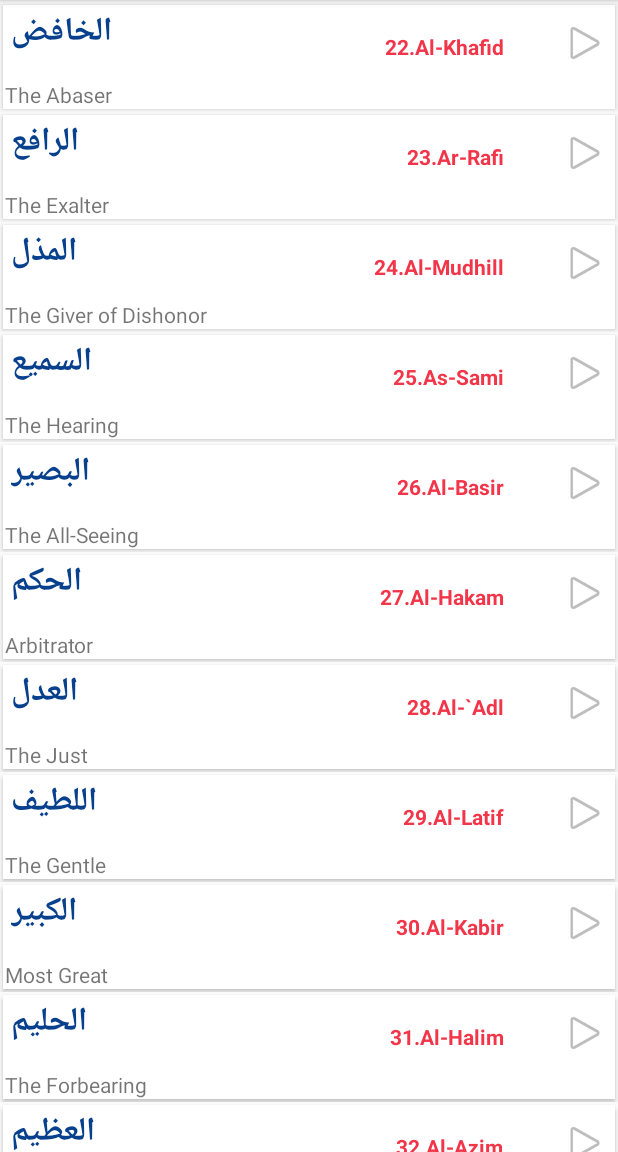
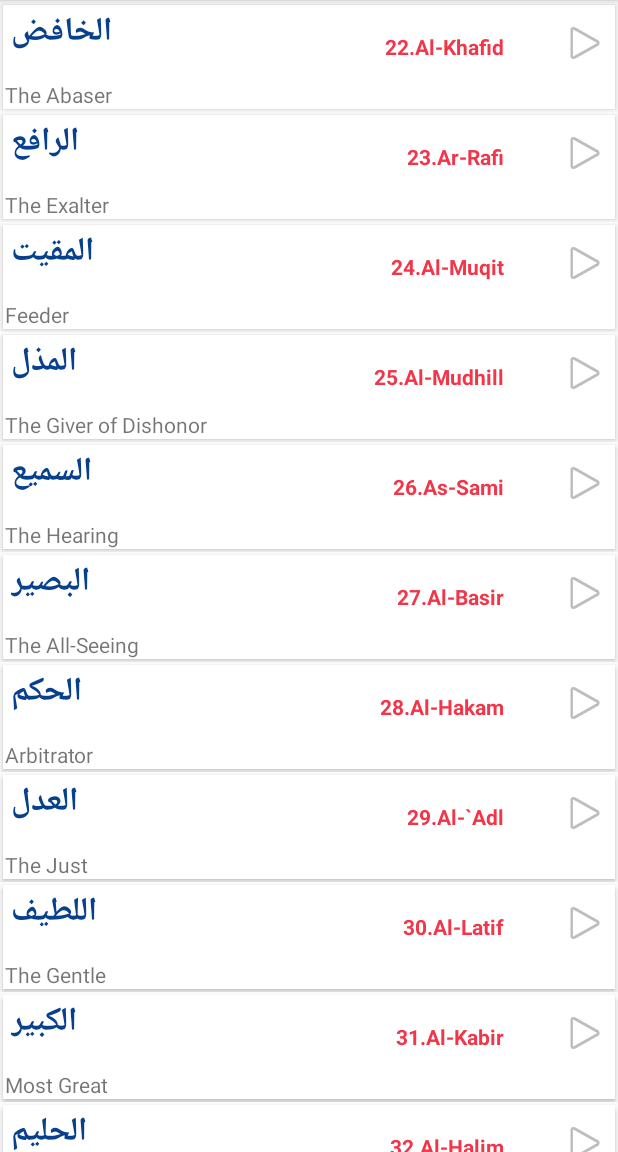
Before and after one commit to MohammedAbidNafi/99-Names-of-Allah, an Android app: the screen it shows after launch (MainActivity), scrolled down 1612 dp, on a phone screen of 412 x 824 dp, the part 84-1236 px from its top. Run offline under Robolectric (Android 15) with nearby library versions, the phone set to English and light mode, and no system bars; our stand-ins replace AdMob.

Commit message:
Fixed the order of the names Fixed the meaning of Al-Akhir Added one missing name Al-Ahad

```diff
--- a/app/src/main/java/com/margsapp/namesofallah/MainActivity.java
+++ b/app/src/main/java/com/margsapp/namesofallah/MainActivity.java
@@ -44,7 +44,7 @@ public class MainActivity extends AppCompatActivity {
         recyclerView.setLayoutManager(mLayoutManager);
         recyclerView.setItemAnimator(new DefaultItemAnimator());
         ArrayList<NameModel> arrayList=new ArrayList<NameModel>();
-        arrayList.add(new NameModel("الله","‌","The almighty","1.Allah",R.raw.allah));
+        arrayList.add(new NameModel("الله","‌","The almighty","Allah",R.raw.allah));
         arrayList.add(new NameModel("الرحمن ","","The Most or Entirely Merciful","1.Ar-Rahman",R.raw.rahman));
         arrayList.add(new NameModel("الرحيم","","The Most Merciful","2.Ar-Rahim",R.raw.rahim));
         arrayList.add(new NameModel("الملك","","The King","3.Al-Malik",R.raw.malik));
@@ -68,58 +68,83 @@ public class MainActivity extends AppCompatActivity {
         arrayList.add(new NameModel("الباسط","","Generous Provider","21.Al-Basit",R.raw.basit));
         arrayList.add(new NameModel("الخافض","","The Abaser","22.Al-Khafid",R.raw.khafid));
         arrayList.add(new NameModel("الرافع","","The Exalter","23.Ar-Rafi",R.raw.rafi));
-        arrayList.add(new NameModel("المذل","","The Giver of Dishonor","24.Al-Mudhill",R.raw.mudhill));
-        arrayList.add(new NameModel("السميع","","The Hearing","25.As-Sami",R.raw.sami));
-        arrayList.add(new NameModel("البصير","","The All-Seeing","26.Al-Basir",R.raw.basir));
-        arrayList.add(new NameModel("الحكم","","Arbitrator","27.Al-Hakam",R.raw.hakam));
-        arrayList.add(new NameModel("العدل","","The Just","28.Al-`Adl",R.raw.adl));
-        arrayList.add(new NameModel("اللطيف","","The Gentle","29.Al-Latif",R.raw.latif));
-        arrayList.add(new NameModel("الكبير","","Most Great","30.Al-Kabir",R.raw.kabir));
-        arrayList.add(new NameModel("الحليم","","The Forbearing","31.Al-Halim",R.raw.halim));
-        arrayList.add(new NameModel("العظيم","","Most Supreme","32.Al-Azim",R.raw.azim));
-        arrayList.add(new NameModel("الغفور","","The Ever-Forgiving","33.Al-Ghafur",R.raw.ghafur));
-        arrayList.add(new NameModel("الشكور","","The Grateful","34.Ash-Shakur",R.raw.shakur));
-        arrayList.add(new NameModel("العلي","","Most High","35.Al-Ali",R.raw.ali));
-        arrayList.add(new NameModel("الخبير","","The All-Aware","36.Al-Khabir",R.raw.khabir));
-        arrayList.add(new NameModel("الحفيظ","","The Preserver","37.Al-Hafiz",R.raw.hafiz));
-        arrayList.add(new NameModel("المعيد","","The Restorer","38.Al-Mu'id",R.raw.muid));
-        arrayList.add(new NameModel("الحسيب","","The Bringer of Judgment","39.Al-Hasib",R.raw.hasib));
-        arrayList.add(new NameModel("الجليل","","The Majestic","40.Al-Jalil",R.raw.jalil));
-        arrayList.add(new NameModel("الكريم","","Generous","41.Al-Karim",R.raw.karim));
-        arrayList.add(new NameModel("الرقيب","","Observer","42.Ar-Raqib",R.raw.raqib));
-        arrayList.add(new NameModel("المجيب","","The Responsive","43.Al-Mujib",R.raw.mujib));
-        arrayList.add(new NameModel("الواسع"," ","All-Embracing","44.Al-Wasi",R.raw.wasi));
-        arrayList.add(new NameModel("الحكيم"," ","The Wise","50.Al-Hakim",R.raw.hakim));
-        arrayList.add(new NameModel("الودود","","The Affectionate","49.Al-Wadud",R.raw.wadud));
+        arrayList.add(new NameModel("المقيت","","Feeder","24.Al-Muqit",R.raw.muqit));
+        arrayList.add(new NameModel("المذل","","The Giver of Dishonor","25.Al-Mudhill",R.raw.mudhill));
+        arrayList.add(new NameModel("السميع","","The Hearing","26.As-Sami",R.raw.sami));
+        arrayList.add(new NameModel("البصير","","The All-Seeing","27.Al-Basir",R.raw.basir));
+        arrayList.add(new NameModel("الحكم","","Arbitrator","28.Al-Hakam",R.raw.hakam));
+        arrayList.add(new NameModel("العدل","","The Just","29.Al-`Adl",R.raw.adl));
+        arrayList.add(new NameModel("اللطيف","","The Gentle","30.Al-Latif",R.raw.latif));
+        arrayList.add(new NameModel("الكبير","","Most Great","31.Al-Kabir",R.raw.kabir));
+        arrayList.add(new NameModel("الحليم","","The Forbearing","32.Al-Halim",R.raw.halim));
+        arrayList.add(new NameModel("العظيم","","Most Supreme","33.Al-Azim",R.raw.azim));
+        arrayList.add(new NameModel("الغفور","","The Ever-Forgiving","34.Al-Ghafur",R.raw.ghafur));
+        arrayList.add(new NameModel("الشكور","","The Grateful","35.Ash-Shakur",R.raw.shakur));
+        arrayList.add(new NameModel("العلي","","Most High","36.Al-Ali",R.raw.ali));
+        arrayList.add(new NameModel("الخبير","","The All-Aware","37.Al-Khabir",R.raw.khabir));
+        arrayList.add(new NameModel("الحفيظ","","The Preserver","38.Al-Hafiz",R.raw.hafiz));
+        arrayList.add(new NameModel("المعيد","","The Restorer","39.Al-Mu'id",R.raw.muid));//Doubt
+        arrayList.add(new NameModel("الحسيب","","The Bringer of Judgment","40.Al-Hasib",R.raw.hasib));
+        arrayList.add(new NameModel("الجليل","","The Majestic","41.Al-Jalil",R.raw.jalil));
+        arrayList.add(new NameModel("الكريم","","Generous","42.Al-Karim",R.raw.karim));
+        arrayList.add(new NameModel("الرقيب","","Observer","43.Ar-Raqib",R.raw.raqib));
+        arrayList.add(new NameModel("المجيب","","The Responsive","44.Al-Mujib",R.raw.mujib));
+        arrayList.add(new NameModel("الواسع"," ","All-Embracing","45.Al-Wasi",R.raw.wasi));
+        arrayList.add(new NameModel("الحكيم"," ","The Wise","46.Al-Hakim",R.raw.hakim));
+        arrayList.add(new NameModel("الودود","","The Affectionate","47.Al-Wadud",R.raw.wadud));
         arrayList.add(new NameModel("المجيد","","The All-Glorious","48.Al-Majid",R.raw.majeed));
-        arrayList.add(new NameModel("الباعث","","Awakener","47.Al-Ba'ith",R.raw.baith));
-        arrayList.add(new NameModel("الشهيد","","The Witness","46.Ash-Shahid",R.raw.shahid));
-        arrayList.add(new NameModel("الحق","","The Truth","45.Al-Haqq",R.raw.haqq));
-        arrayList.add(new NameModel("الوكيل","","The Advocate","58.Al-Wakil",R.raw.wakil));
-        arrayList.add(new NameModel("القوى","","The Strong","57.Al-Qawiyy",R.raw.qawi));
-        arrayList.add(new NameModel("المتين","","The Firm","56.Al-Matin",R.raw.matin));
+        arrayList.add(new NameModel("الباعث","","Awakener","49.Al-Ba'ith",R.raw.baith));
+        arrayList.add(new NameModel("الشهيد","","The Witness","50.Ash-Shahid",R.raw.shahid));
+        arrayList.add(new NameModel("الحق","","The Truth","51.Al-Haqq",R.raw.haqq));
+        arrayList.add(new NameModel("الوكيل","","The Advocate","52.Al-Wakil",R.raw.wakil));
+        arrayList.add(new NameModel("القوى","","The Strong","53.Al-Qawiyy",R.raw.qawi));
+        arrayList.add(new NameModel("المتين","","The Firm","54.Al-Matin",R.raw.matin));
         arrayList.add(new NameModel("الولى","","Helper ","55.Al-Waliyy",R.raw.wali));
-        arrayList.add(new NameModel("الحميد","","The All Praiseworthy","54.Al-Hamid",R.raw.hamid));
-        arrayList.add(new NameModel("المحصى"," ","The Accounter","53.Al-Muhsi",R.raw.muhsi));
-        arrayList.add(new NameModel("المبدئ"," ","The Producer","52.Al-Mubdi'",R.raw.mubdi));
-        arrayList.add(new NameModel("المعيد"," ","The Restorer","65.Al-Mu'id",R.raw.muid));
-        arrayList.add(new NameModel("المحيى"," ","The Giver of Life","64.Al-Muhyi",R.raw.muhyi));
-        arrayList.add(new NameModel("المميت","","The Bringer of Death","63.Al-Mumit",R.raw.mumit));
+        arrayList.add(new NameModel("الحميد","","The All Praiseworthy","56.Al-Hamid",R.raw.hamid));
+        arrayList.add(new NameModel("المحصى"," ","The Accounter","57.Al-Muhsi",R.raw.muhsi));
+        arrayList.add(new NameModel("المبدئ"," ","The Producer","58.Al-Mubdi'",R.raw.mubdi));
+        arrayList.add(new NameModel("المعيد"," ","The Restorer","59.Al-Mu'id",R.raw.muid));
+        arrayList.add(new NameModel("المحيى"," ","The Giver of Life","60.Al-Muhyi",R.raw.muhyi));
+        arrayList.add(new NameModel("المميت","","The Bringer of Death","61.Al-Mumit",R.raw.mumit));
         arrayList.add(new NameModel("الحي","","The Living","62.Al-Hayy",R.raw.hayy));
-        arrayList.add(new NameModel("القيوم","","The Independent","61.Al-Qayyum",R.raw.qayyum));
-        arrayList.add(new NameModel("الواجد","","The Perceiver","60.Al-Wajid",R.raw.wajid));
-        arrayList.add(new NameModel("المجيد","","The Illustrious","59.Al-Majid",R.raw.majid));
-        arrayList.add(new NameModel("الواحد"," ","The Single","72.Al-Wahid",R.raw.wahid));
-
-        arrayList.add(new NameModel("الصمد","","The Eternal","71.As-Samad",R.raw.samad));
-        arrayList.add(new NameModel("القادر"," ","The All-Powerful","70.Al-Qadir",R.raw.qadir));
-        arrayList.add(new NameModel("المقتدر","","The Determiner","69.Al-Muqtadir",R.raw.muqtadir));
-        arrayList.add(new NameModel("المقدم"," ","The Expediter","68.Al-Muqaddim",R.raw.muqaddim));
-        arrayList.add(new NameModel("المؤخر","","The Delayer","67.Al-Mu'akhkhir",R.raw.muakhkhir));
-        arrayList.add(new NameModel("الأول","","The First","66.Al-Awwal",R.raw.awwal));
-        arrayList.add(new NameModel("الأخر","","The Last","79.Al-Akhir",R.raw.akhir));
-
-        arrayList.add(new NameModel("المقيت","","Feeder","43.Al-Muqit",R.raw.muqit));
+        arrayList.add(new NameModel("القيوم","","The Independent","63.Al-Qayyum",R.raw.qayyum));
+        arrayList.add(new NameModel("الواجد","","The Perceiver","64.Al-Wajid",R.raw.wajid));
+        arrayList.add(new NameModel("المجيد","","The Illustrious","65.Al-Majid",R.raw.majid));
+        arrayList.add(new NameModel("الواحد"," ","The Single","66.Al-Wahid",R.raw.wahid));
+        arrayList.add(new NameModel("ٱلْأَحَد","","The Unique","67.Al-Ahad",R.raw.ahad));
+        //AL-AHAD 67
+        arrayList.add(new NameModel("الصمد","","The Eternal","68.As-Samad",R.raw.samad));
+        arrayList.add(new NameModel("القادر"," ","The All-Powerful","69.Al-Qadir",R.raw.qadir));
+        arrayList.add(new NameModel("المقتدر","","The Determiner","70.Al-Muqtadir",R.raw.muqtadir));
+        arrayList.add(new NameModel("المقدم"," ","The Expediter","71.Al-Muqaddim",R.raw.muqaddim));
+        arrayList.add(new NameModel("المؤخر","","The Delayer","72.Al-Mu'akhkhir",R.raw.muakhkhir));
+        arrayList.add(new NameModel("الأول","","The First","73.Al-Awwal",R.raw.awwal));
+        arrayList.add(new NameModel("الأخر","","The Last","74.Al-Akhir",R.raw.akhir));
+        arrayList.add(new NameModel("الظاهر","","The Manifest","75.Az-Zahir",R.raw.zahir));
+        arrayList.add(new NameModel("الباطن","","The Hidden","76.Al-Batin",R.raw.batin));
+        arrayList.add(new NameModel("الوالي","","The Patron","77.Al-Wali",R.raw.waliy));
+        arrayList.add(new NameModel("المتعالي","","The Most High","78.Al-Muta'ali",R.raw.muta_ali));
+        arrayList.add(new NameModel("البر","","The Good","79.Al-Barr",R.raw.barr));
+        arrayList.add(new NameModel("التواب","","The Ever-Returning","80.At-Tawwab",R.raw.tawwab));
+        arrayList.add(new NameModel("المنتقم","","The Avenger","81.Al-Muntaqim",R.raw.muntaqim));
+        arrayList.add(new NameModel("العفو"," ","The Pardoner","82.Al-'Afuww",R.raw.afuw));
+        arrayList.add(new NameModel("الرؤوف","","The Kind","83.Ar-Ra'uf",R.raw.rauf));
+        arrayList.add(new NameModel("مالك الملك"," ","The Owner of all Sovereignty","84.Malik-al-Mulk",R.raw.malik_ul_mulk));
+        arrayList.add(new NameModel(" الجلال والإكرام"," ","Lord of Majesty and Honour","85.Dhu-al-Jalal wa-al-Ikram",R.raw.dhu_l_jalali_wal_ikram));
+        arrayList.add(new NameModel("المقسط","","The Equitable","86.Al-Muqsit",R.raw.muqsit));
+        arrayList.add(new NameModel("الجامع","","The Gatherer","87.Al-Jami'",R.raw.jami));
+        arrayList.add(new NameModel("الغني","","The Rich","88.Al-Ghani",R.raw.ghaniy));
+        arrayList.add(new NameModel("المغني","","The Enricher","89.Al-Mughni",R.raw.mughni));
+        arrayList.add(new NameModel("المانع","","The Defender","90.Al-Mani'",R.raw.mani));
+        arrayList.add(new NameModel("الضار","","The Afflictor","91.Ad-Darr",R.raw.darr));
+        arrayList.add(new NameModel("النافع","","The Source of Good","92.An-Nafi'",R.raw.nafi));
+        arrayList.add(new NameModel("النور","","The Light","93.An-Nur",R.raw.nur));
+        arrayList.add(new NameModel("الهادي","","The Guide","94.Al-Hadi",R.raw.hadi));
+        arrayList.add(new NameModel("البديع","","The Beautiful","95.Al-Badi",R.raw.badi));
+        arrayList.add(new NameModel("الباقي","","The Everlasting","96.Al-Baqi",R.raw.baqi));
+        arrayList.add(new NameModel("الوارث"," ","The Heir","97.Al-Warith",R.raw.warith));
+        arrayList.add(new NameModel("الرشيد","","The Guide to the Right Path","98.Ar-Rashid",R.raw.rashid));
+        arrayList.add(new NameModel("الصبور","","The Patient","99.As-Sabur",R.raw.sabur));
 
 
 
@@ -129,55 +154,6 @@ public class MainActivity extends AppCompatActivity {
 
 
 
-
-
-
-
-
-
-
-
-
-
-
-
-
-
-
-
-
-
-
-
-
-        arrayList.add(new NameModel("التواب","","The Ever-Returning","73.At-Tawwab",R.raw.tawwab));
-        arrayList.add(new NameModel("البر","","The Good","74.Al-Barr",R.raw.barr));
-        arrayList.add(new NameModel("المتعالي","","The Most High","75.Al-Muta'ali",R.raw.muta_ali));
-        arrayList.add(new NameModel("الوالي","","The Patron","76.Al-Wali",R.raw.waliy));
-        arrayList.add(new NameModel("الباطن","","The Hidden","77.Al-Batin",R.raw.batin));
-        arrayList.add(new NameModel("الظاهر","","The Manifest","78.Az-Zahir",R.raw.zahir));
-
-
-        arrayList.add(new NameModel("المقسط","","The Equitable","80.Al-Muqsit",R.raw.muqsit));
-        arrayList.add(new NameModel(" الجلال والإكرام"," ","Lord of Majesty and Honour","81.Dhu-al-Jalal wa-al-Ikram",R.raw.dhu_l_jalali_wal_ikram));
-        arrayList.add(new NameModel("مالك الملك"," ","The Owner of all Sovereignty","82.Malik-al-Mulk",R.raw.malik_ul_mulk));
-        arrayList.add(new NameModel("الرؤوف","","The Kind","83.Ar-Ra'uf",R.raw.rauf));
-        arrayList.add(new NameModel("العفو"," ","The Pardoner","84.Al-'Afuww",R.raw.afuw));
-        arrayList.add(new NameModel("المنتقم","","The Avenger","85.Al-Muntaqim",R.raw.muntaqim));
-        arrayList.add(new NameModel("الهادي","","The Guide","86.Al-Hadi",R.raw.hadi));
-        arrayList.add(new NameModel("النافع","","The Source of Good","87.An-Nafi'",R.raw.nafi));
-        arrayList.add(new NameModel("الضار","","The Afflictor","88.Ad-Darr",R.raw.darr));
-        arrayList.add(new NameModel("المانع","","The Defender","89.Al-Mani'",R.raw.mani));
-
-        arrayList.add(new NameModel("المغني","","The Enricher","90.Al-Mughni",R.raw.mughni));
-        arrayList.add(new NameModel("الغني","","The Rich","91.Al-Ghani",R.raw.ghaniy));
-        arrayList.add(new NameModel("الجامع","","The Gatherer","92.Al-Jami'",R.raw.jami));
-        arrayList.add(new NameModel("الصبور","","The Patient","93.As-Sabur",R.raw.sabur));
-        arrayList.add(new NameModel("الرشيد","","The Guide to the Right Path","94.Ar-Rashid",R.raw.rashid));
-        arrayList.add(new NameModel("الوارث"," ","The Heir","95.Al-Warith",R.raw.warith));
-        arrayList.add(new NameModel("الباقي","","The Everlasting","96.Al-Baqi",R.raw.baqi));
-        arrayList.add(new NameModel("البديع","","The Beautiful","97.Al-Badi",R.raw.badi));
-        arrayList.add(new NameModel("النور","","The Light","98.An-Nur",R.raw.nur));
 
         arrayList.add(new NameModel("Thank you for using our app","","","",R.raw.thankyou));
 
```
